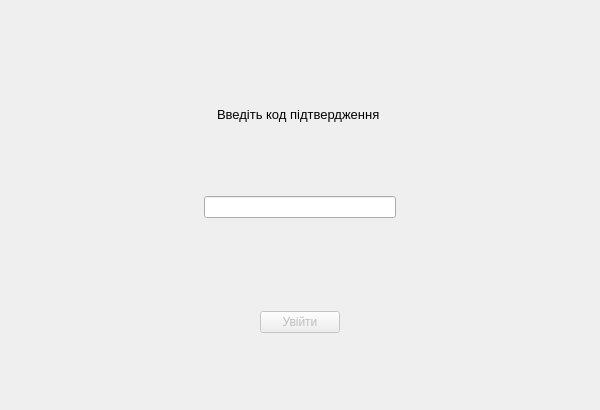
Old version of the form gui/confirm.ui in the repository andrii-shchur/TeleCloud.
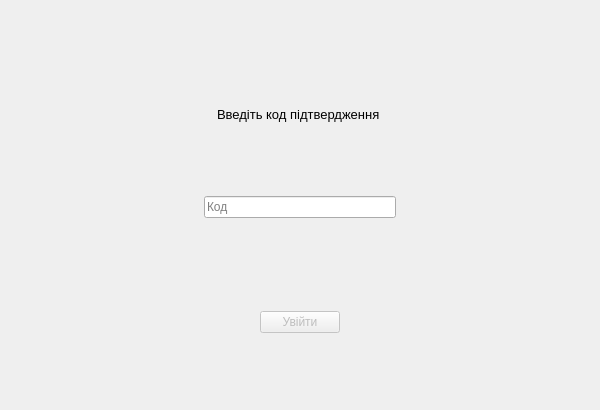
New version of the form. Icons and pictures are not drawn.

What changed in the file:
```diff
--- a/gui/confirm.ui
+++ b/gui/confirm.ui
@@ -139,7 +139,11 @@
       </spacer>
      </item>
      <item>
-      <widget class="QLineEdit" name="user_input"/>
+      <widget class="QLineEdit" name="user_input">
+       <property name="placeholderText">
+        <string>Код </string>
+       </property>
+      </widget>
      </item>
      <item>
       <spacer name="horizontalSpacer_4">
```
